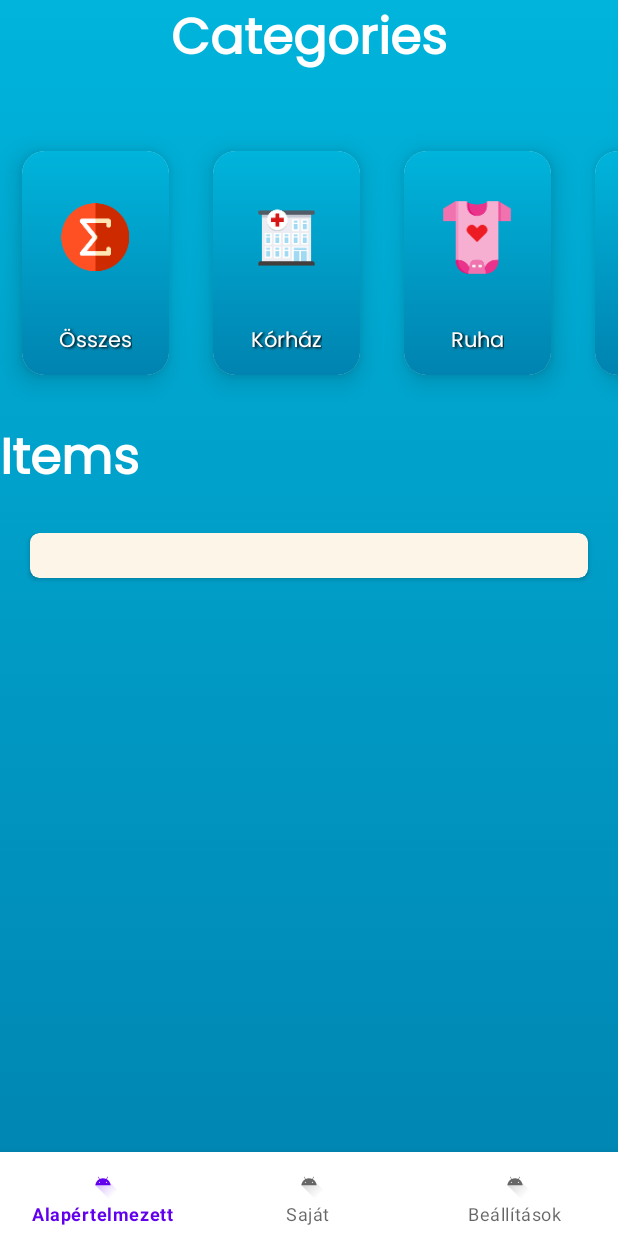
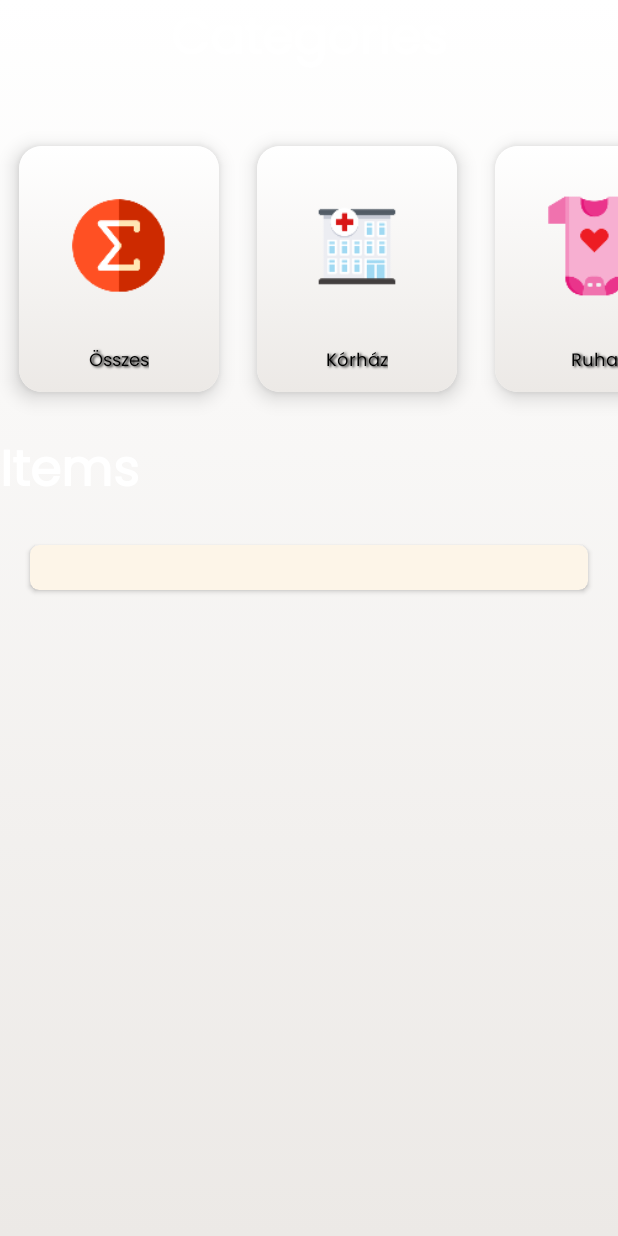
Before and after one commit to kaprinyakdev/Layette, an Android app: the screen it shows after launch (MainActivity), on a phone screen of 412 x 824 dp. Run offline under Robolectric (Android 15) with nearby library versions, the phone set to English and light mode, and no system bars.

Commit message:
ui update 2

```diff
--- a/app/src/main/res/drawable/categoryitem_background.xml
+++ b/app/src/main/res/drawable/categoryitem_background.xml
@@ -2,16 +2,24 @@
 <selector xmlns:android="http://schemas.android.com/apk/res/android">
     <item>
 
+        <!-- VILÁGOS KÉK
         <shape>
             <gradient
                 android:startColor="#00B4DB"
                 android:endColor="#0083B0"
                 android:type="linear"
                 android:angle="200"/>
+        </shape>-->
 
-                <!--android:startColor="#3e44e5"-->
-                <!--android:endColor="#74459A"-->
 
+        <!-- FEHÉRES-->
+        <shape>
+            <gradient
+                android:startColor="#FFFFFF"
+                android:endColor="#ECE9E6"
+                android:type="linear"
+                android:angle="200"/>
         </shape>
+
     </item>
 </selector>
--- a/app/src/main/res/layout/activity_main.xml
+++ b/app/src/main/res/layout/activity_main.xml
@@ -7,6 +7,7 @@
     android:layout_height="match_parent"
     android:background="@drawable/categoryitem_background"
     android:orientation="vertical"
+    android:theme="@style/Theme.Layette"
     tools:context=".MainActivity">
 
         <LinearLayout
@@ -73,7 +74,7 @@
                     android:layout_height="wrap_content"
                     android:layout_margin="20dp"
                     android:layout_marginBottom="120dp"
-                    android:elevation="10dp"
+                    android:elevation="8dp"
                     app:cardBackgroundColor="@color/paperwhite"
                     app:cardCornerRadius="6dp" >
 
@@ -93,13 +94,4 @@
 
                 </androidx.cardview.widget.CardView>
         </ScrollView>
-
-        <com.google.android.material.bottomnavigation.BottomNavigationView
-            android:id="@+id/bottomNavigationView"
-            android:layout_width="match_parent"
-            android:layout_height="wrap_content"
-            android:layout_alignParentBottom="true"
-            app:menu="@menu/bottom_navigationbar_menu"/>
-
-
 </RelativeLayout>
--- a/app/src/main/res/layout/category_item.xml
+++ b/app/src/main/res/layout/category_item.xml
@@ -9,7 +9,7 @@
         android:layout_height="wrap_content"
         android:layout_marginTop="10dp"
         android:layout_marginBottom="10dp"
-        app:cardElevation="10dp"
+        app:cardElevation="8dp"
         android:outlineAmbientShadowColor="@color/black"
         android:outlineSpotShadowColor="@color/black"
         app:cardCornerRadius="15dp"
@@ -21,11 +21,10 @@
             android:orientation="vertical"
             android:background="@drawable/categoryitem_background">
 
-
             <ImageView
                 android:id="@+id/categoryImage"
-                android:layout_width="98dp"
-                android:layout_height="115dp"
+                android:layout_width="200px"
+                android:layout_height="200px"
                 android:layout_gravity="center"
                 tools:srcCompat="@tools:sample/avatars" />
 
@@ -41,7 +40,8 @@
                 android:shadowDy="1.3"
                 android:shadowRadius="1.6"
                 android:text="TextView"
-                android:textColor="@color/white"
+                android:textColor="@color/black"
+                android:textSize="12sp"
                 android:textStyle="normal" />
 
         </LinearLayout>
```
Also changed, not shown: app/src/main/java/com/example/layette/MainActivity.java (+1 -22 lines), app/src/main/res/drawable/gradient_background.xml (+15 -2 lines).
